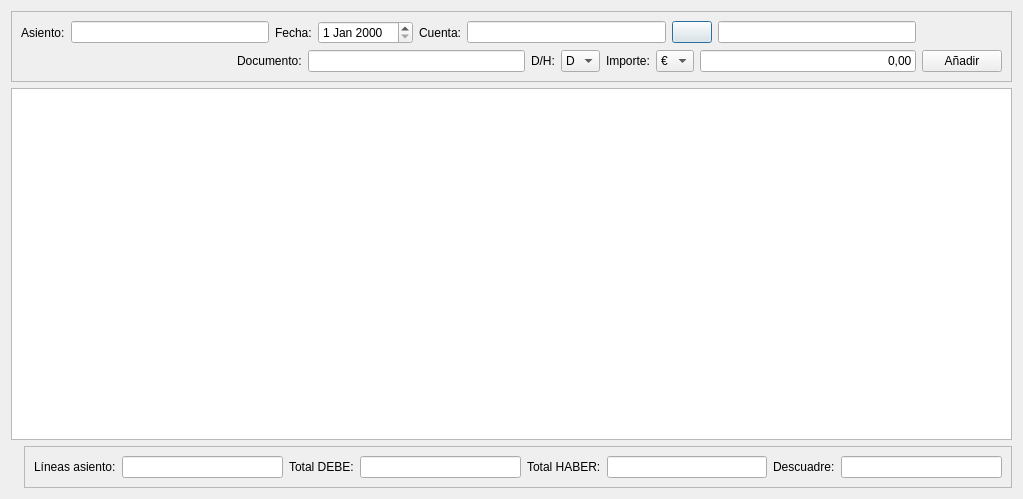
The window that Zona_Contabilidad/frmentrada_apuntes.ui (arcnexus/RedFoX) describes before a commit, drawn with Qt 5.
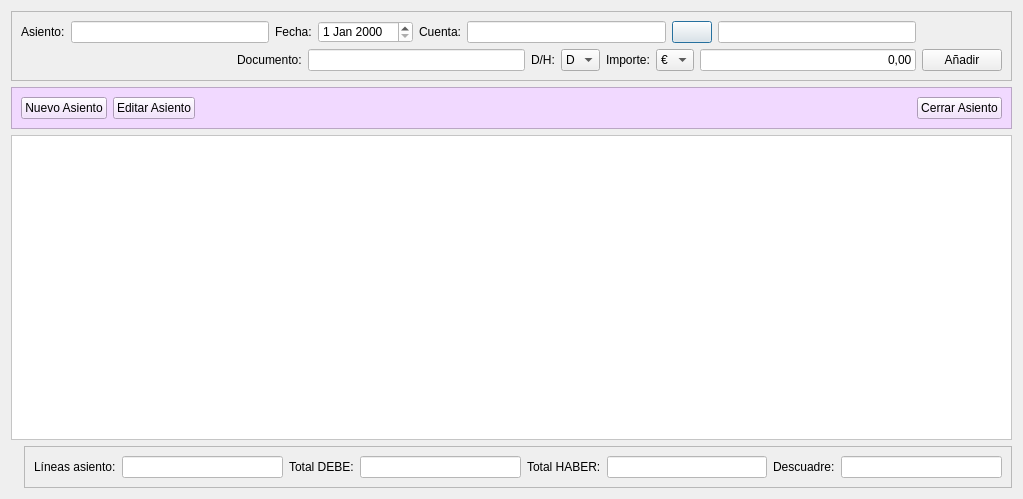
The same window after the commit. Icons and pictures are not drawn.

Commit message: factura proveedores + activo entrada apuntes contables frmentrada_apuntes.ui

Patch:
```diff
--- a/Zona_Contabilidad/frmentrada_apuntes.ui
+++ b/Zona_Contabilidad/frmentrada_apuntes.ui
@@ -33,7 +33,11 @@
          </widget>
         </item>
         <item>
-         <widget class="QLineEdit" name="lineEdit"/>
+         <widget class="QLineEdit" name="lineEdit">
+          <property name="styleSheet">
+           <string notr="true">background-color: rgb(255, 255, 255);</string>
+          </property>
+         </widget>
         </item>
         <item>
          <widget class="QLabel" name="label_2">
@@ -43,7 +47,11 @@
          </widget>
         </item>
         <item>
-         <widget class="QDateEdit" name="dateEdit"/>
+         <widget class="QDateEdit" name="dateEdit">
+          <property name="styleSheet">
+           <string notr="true">background-color: rgb(255, 255, 255);</string>
+          </property>
+         </widget>
         </item>
         <item>
          <widget class="QLabel" name="label_3">
@@ -53,7 +61,11 @@
          </widget>
         </item>
         <item>
-         <widget class="QLineEdit" name="lineEdit_2"/>
+         <widget class="QLineEdit" name="lineEdit_2">
+          <property name="styleSheet">
+           <string notr="true">background-color: rgb(255, 255, 255);</string>
+          </property>
+         </widget>
         </item>
         <item>
          <widget class="QPushButton" name="pushButton">
@@ -73,7 +85,11 @@
          </widget>
         </item>
         <item>
-         <widget class="QLineEdit" name="lineEdit_3"/>
+         <widget class="QLineEdit" name="lineEdit_3">
+          <property name="styleSheet">
+           <string notr="true">background-color: rgb(255, 255, 255);</string>
+          </property>
+         </widget>
         </item>
        </layout>
       </item>
@@ -100,7 +116,11 @@
          </widget>
         </item>
         <item>
-         <widget class="QLineEdit" name="lineEdit_4"/>
+         <widget class="QLineEdit" name="lineEdit_4">
+          <property name="styleSheet">
+           <string notr="true">background-color: rgb(255, 255, 255);</string>
+          </property>
+         </widget>
         </item>
         <item>
          <widget class="QLabel" name="label_5">
@@ -151,6 +171,9 @@
         </item>
         <item>
          <widget class="QLineEdit" name="lineEdit_5">
+          <property name="styleSheet">
+           <string notr="true">background-color: rgb(255, 255, 255);</string>
+          </property>
           <property name="text">
            <string>0,00</string>
           </property>
@@ -172,9 +195,96 @@
     </widget>
    </item>
    <item row="1" column="0" colspan="2">
-    <widget class="QTableWidget" name="tableWidget"/>
+    <widget class="QFrame" name="frame_3">
+     <property name="styleSheet">
+      <string notr="true">background-color: rgb(241, 217, 255);</string>
+     </property>
+     <property name="frameShape">
+      <enum>QFrame::StyledPanel</enum>
+     </property>
+     <property name="frameShadow">
+      <enum>QFrame::Raised</enum>
+     </property>
+     <layout class="QHBoxLayout" name="horizontalLayout_4">
+      <item>
+       <widget class="QPushButton" name="pushButton_3">
+        <property name="text">
+         <string>Nuevo Asiento</string>
+        </property>
+        <property name="icon">
+         <iconset resource="../maya.qrc">
+          <normaloff>:/Icons/PNG/add.png</normaloff>:/Icons/PNG/add.png</iconset>
+        </property>
+        <property name="iconSize">
+         <size>
+          <width>17</width>
+          <height>17</height>
+         </size>
+        </property>
+       </widget>
+      </item>
+      <item>
+       <widget class="QPushButton" name="pushButton_4">
+        <property name="text">
+         <string>Editar Asiento</string>
+        </property>
+        <property name="icon">
+         <iconset resource="../maya.qrc">
+          <normaloff>:/Icons/PNG/edit.png</normaloff>:/Icons/PNG/edit.png</iconset>
+        </property>
+        <property name="iconSize">
+         <size>
+          <width>17</width>
+          <height>17</height>
+         </size>
+        </property>
+       </widget>
+      </item>
+      <item>
+       <spacer name="horizontalSpacer_2">
+        <property name="orientation">
+         <enum>Qt::Horizontal</enum>
+        </property>
+        <property name="sizeHint" stdset="0">
+         <size>
+          <width>40</width>
+          <height>20</height>
+         </size>
+        </property>
+       </spacer>
+      </item>
+      <item>
+       <widget class="QPushButton" name="pushButton_5">
+        <property name="text">
+         <string>Cerrar Asiento</string>
+        </property>
+        <property name="icon">
+         <iconset resource="../maya.qrc">
+          <normaloff>:/Icons/PNG/OK.png</normaloff>:/Icons/PNG/OK.png</iconset>
+        </property>
+        <property name="iconSize">
+         <size>
+          <width>17</width>
+          <height>17</height>
+         </size>
+        </property>
+       </widget>
+      </item>
+     </layout>
+    </widget>
    </item>
-   <item row="2" column="0">
+   <item row="2" column="0" colspan="2">
+    <widget class="QTableWidget" name="tableWidget">
+     <property name="styleSheet">
+      <string notr="true">background-color: rgb(255, 255, 255);
+alternate-background-color: rgb(255, 220, 255);</string>
+     </property>
+     <property name="alternatingRowColors">
+      <bool>true</bool>
+     </property>
+    </widget>
+   </item>
+   <item row="3" column="0">
     <widget class="QLabel" name="label_7">
      <property name="maximumSize">
       <size>
@@ -193,7 +303,7 @@
      </property>
     </widget>
    </item>
-   <item row="2" column="1">
+   <item row="3" column="1">
     <widget class="QFrame" name="frame_2">
      <property name="frameShape">
       <enum>QFrame::StyledPanel</enum>
@@ -210,7 +320,11 @@
        </widget>
       </item>
       <item>
-       <widget class="QLineEdit" name="lineEdit_6"/>
+       <widget class="QLineEdit" name="lineEdit_6">
+        <property name="styleSheet">
+         <string notr="true">background-color: rgb(255, 255, 255);</string>
+        </property>
+       </widget>
       </item>
       <item>
        <widget class="QLabel" name="label_9">
@@ -220,7 +334,11 @@
        </widget>
       </item>
       <item>
-       <widget class="QLineEdit" name="lineEdit_7"/>
+       <widget class="QLineEdit" name="lineEdit_7">
+        <property name="styleSheet">
+         <string notr="true">background-color: rgb(255, 255, 255);</string>
+        </property>
+       </widget>
       </item>
       <item>
        <widget class="QLabel" name="label_10">
@@ -230,7 +348,11 @@
        </widget>
       </item>
       <item>
-       <widget class="QLineEdit" name="lineEdit_8"/>
+       <widget class="QLineEdit" name="lineEdit_8">
+        <property name="styleSheet">
+         <string notr="true">background-color: rgb(255, 255, 255);</string>
+        </property>
+       </widget>
       </item>
       <item>
        <widget class="QLabel" name="label_11">
@@ -240,12 +362,21 @@
        </widget>
       </item>
       <item>
-       <widget class="QLineEdit" name="lineEdit_9"/>
+       <widget class="QLineEdit" name="lineEdit_9">
+        <property name="styleSheet">
+         <string notr="true">background-color: rgb(255, 255, 255);</string>
+        </property>
+       </widget>
       </item>
      </layout>
     </widget>
    </item>
   </layout>
+  <zorder>tableWidget</zorder>
+  <zorder>frame</zorder>
+  <zorder>label_7</zorder>
+  <zorder>frame_2</zorder>
+  <zorder>frame_3</zorder>
  </widget>
  <resources>
   <include location="../maya.qrc"/>
```
The commit also changes 12 other files.
